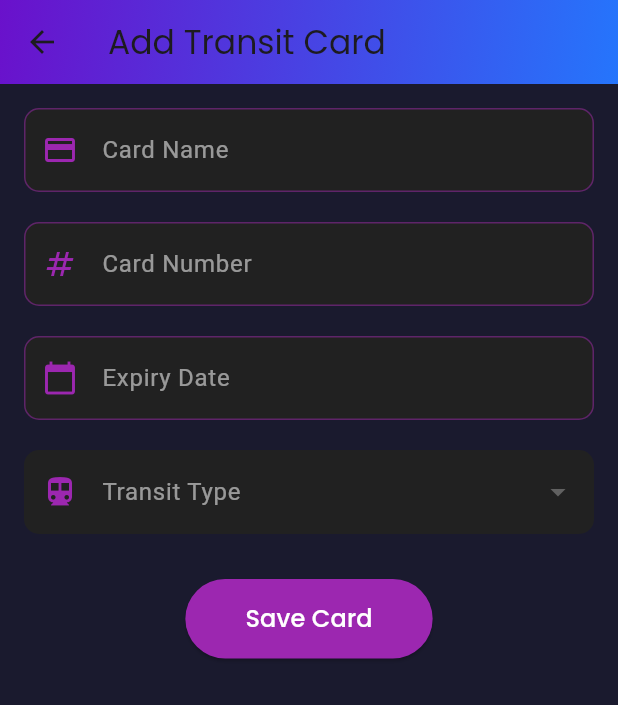
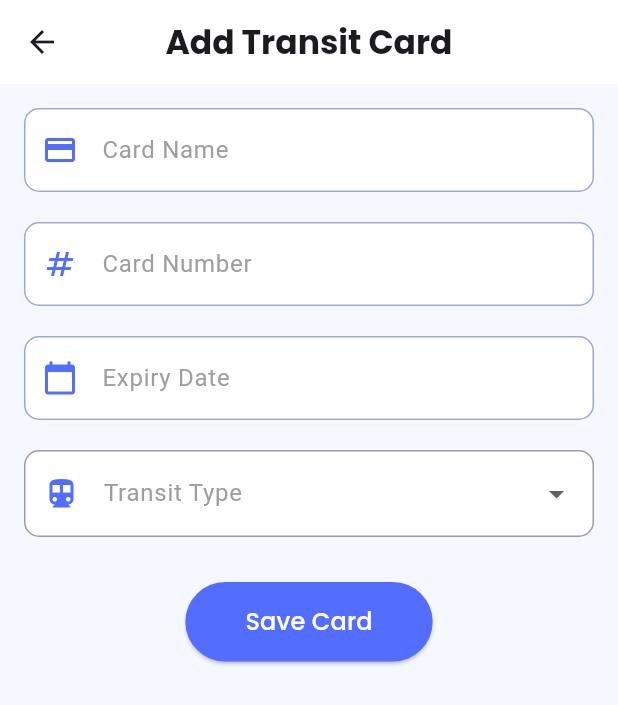
Before and after one commit to iam-ajmunna/MyPocket--A-Unified-Digital-Wallet, a Flutter app: the AddTransitCardScreen screen opened directly with empty values, on a phone screen of 412 x 824 dp. Shown: the top 705 px of the screen. Run offline on Flutter 3.47's test engine with Material 3 defaults, Android fonts, the phone set to English and light mode, and no system bars; our stand-ins replace animated_notch_bottom_bar, camera, carousel_slider, cloud_firestore, firebase_auth, firebase_core and 7 more; missing offline and left inert: flutter_facebook_auth, googleapis; accounts and stored records are empty; network calls fail.

Commit message:
Fixed UI

```diff
--- a/application files/lib/Home/BkashPayScreen.dart
+++ b/application files/lib/Home/BkashPayScreen.dart
@@ -6,7 +6,6 @@ import 'WalletScreen.dart';
 import 'PaymentsScreen.dart';
 // import 'package:firebase_auth/firebase_auth.dart';
 // import 'package:cloud_firestore/cloud_firestore.dart';
-
 
 class BkashPayScreen extends StatefulWidget {
   @override
@@ -225,7 +224,6 @@ class _BkashPayScreenState extends State<BkashPayScreen> {
             ),
           ],
         ),
-
         backgroundColor: Colors.white,
       ),
       body: Container(
--- a/application files/lib/Transit/add_transit_card.dart
+++ b/application files/lib/Transit/add_transit_card.dart
@@ -35,7 +35,7 @@ class _AddTransitCardScreenState extends State<AddTransitCardScreen> {
   IconData _getSelectedIcon() {
     if (_selectedTransitType == null) return Icons.directions_transit;
     final type = _transitTypes.firstWhere(
-          (t) => t['name'] == _selectedTransitType,
+      (t) => t['name'] == _selectedTransitType,
       orElse: () => {'icon': Icons.directions_transit},
     );
     return type['icon'];
@@ -71,7 +71,7 @@ class _AddTransitCardScreenState extends State<AddTransitCardScreen> {
         return Theme(
           data: ThemeData.dark().copyWith(
             colorScheme: ColorScheme.dark(
-              primary: Colors.purple,
+              primary: Colors.indigoAccent,
               onPrimary: Colors.white,
               surface: Colors.grey[900]!,
               onSurface: Colors.white,
@@ -120,23 +120,20 @@ class _AddTransitCardScreenState extends State<AddTransitCardScreen> {
   @override
   Widget build(BuildContext context) {
     return Scaffold(
-      backgroundColor: Color(0xFF1A1A2E),
+      backgroundColor: const Color.fromARGB(221, 244, 248, 255),
       appBar: AppBar(
         title: Text(
-          widget.existingCard != null ? 'Edit Transit Card' : 'Add Transit Card',
-          style: GoogleFonts.poppins(),
-        ),
-        backgroundColor: Colors.transparent,
-        elevation: 0,
-        flexibleSpace: Container(
-          decoration: BoxDecoration(
-            gradient: LinearGradient(
-              colors: [Color(0xFF6A11CB), Color(0xFF2575FC)],
-              begin: Alignment.topLeft,
-              end: Alignment.bottomRight,
+          widget.existingCard != null
+              ? 'Edit Transit Card'
+              : 'Add Transit Card',
+          style: GoogleFonts.poppins(
+            textStyle: TextStyle(
+              fontWeight: FontWeight.bold,
             ),
           ),
         ),
+        centerTitle: true,
+        backgroundColor: Colors.white,
       ),
       body: SingleChildScrollView(
         padding: EdgeInsets.all(16),
@@ -173,17 +170,18 @@ class _AddTransitCardScreenState extends State<AddTransitCardScreen> {
               SizedBox(height: 20),
               Container(
                 decoration: BoxDecoration(
-                  color: Colors.grey[900],
+                  color: Colors.white,
                   borderRadius: BorderRadius.circular(10),
+                  border: Border.all(color: Colors.grey),
                 ),
                 padding: EdgeInsets.symmetric(horizontal: 12),
                 child: DropdownButtonFormField<String>(
                   value: _selectedTransitType,
                   decoration: InputDecoration(
                     labelText: 'Transit Type',
-                    labelStyle: TextStyle(color: Colors.white54),
+                    labelStyle: TextStyle(color: Colors.grey),
                     border: InputBorder.none,
-                    icon: Icon(_getSelectedIcon(), color: Colors.purple),
+                    icon: Icon(_getSelectedIcon(), color: Colors.indigoAccent),
                   ),
                   items: _transitTypes.map<DropdownMenuItem<String>>((type) {
                     return DropdownMenuItem<String>(
@@ -211,7 +209,7 @@ class _AddTransitCardScreenState extends State<AddTransitCardScreen> {
               ElevatedButton(
                 onPressed: _saveCard,
                 style: ElevatedButton.styleFrom(
-                  backgroundColor: Colors.purple,
+                  backgroundColor: Colors.indigoAccent,
                   padding: EdgeInsets.symmetric(horizontal: 40, vertical: 15),
                   shape: RoundedRectangleBorder(
                     borderRadius: BorderRadius.circular(30),
@@ -245,21 +243,21 @@ class _AddTransitCardScreenState extends State<AddTransitCardScreen> {
       keyboardType: keyboardType,
       decoration: InputDecoration(
         labelText: label,
-        labelStyle: TextStyle(color: Colors.white54),
-        prefixIcon: Icon(icon, color: Colors.purple),
+        labelStyle: TextStyle(color: Colors.grey),
+        prefixIcon: Icon(icon, color: Colors.indigoAccent),
         filled: true,
-        fillColor: Colors.grey[900],
+        fillColor: Colors.white,
         border: OutlineInputBorder(
           borderRadius: BorderRadius.circular(10),
           borderSide: BorderSide.none,
         ),
         enabledBorder: OutlineInputBorder(
           borderRadius: BorderRadius.circular(10),
-          borderSide: BorderSide(color: Colors.purple.withOpacity(0.5)),
+          borderSide: BorderSide(color: Colors.indigo.withOpacity(0.5)),
         ),
         focusedBorder: OutlineInputBorder(
           borderRadius: BorderRadius.circular(10),
-          borderSide: BorderSide(color: Colors.purple),
+          borderSide: BorderSide(color: Colors.indigoAccent),
         ),
       ),
       validator: validator,
--- a/application files/lib/main.dart
+++ b/application files/lib/main.dart
@@ -26,8 +26,8 @@ class MyApp extends StatelessWidget {
       theme: ThemeData(
           primarySwatch: Colors.purple,
           scaffoldBackgroundColor: const Color.fromARGB(255, 248, 248, 248)),
-          home: LoginScreen(),
-    //home: WalletScreen(),
+       //   home: LoginScreen(),
+    home: WalletScreen(),
     );
   }
 }
```
Also changed, not shown: application files/lib/Passes/add_event_ticket.dart (+17 -19 lines), application files/lib/Transit/transit_list_screen.dart (+66 -44 lines).
